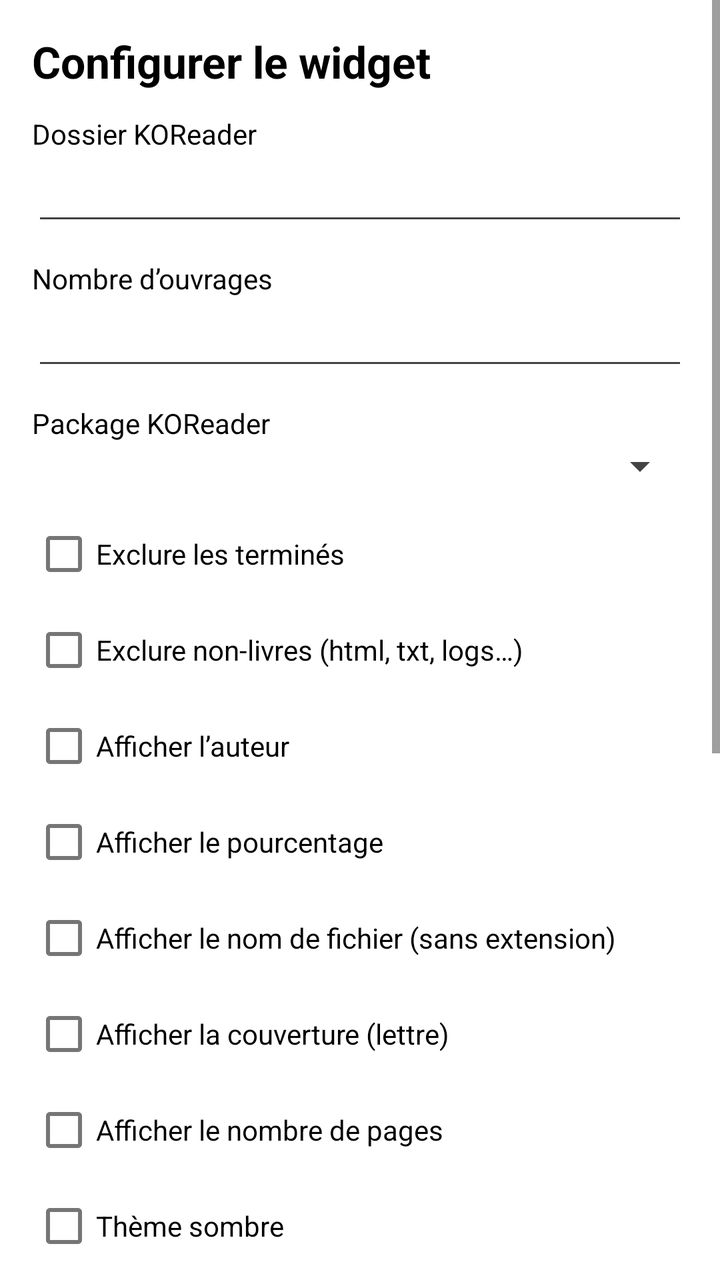
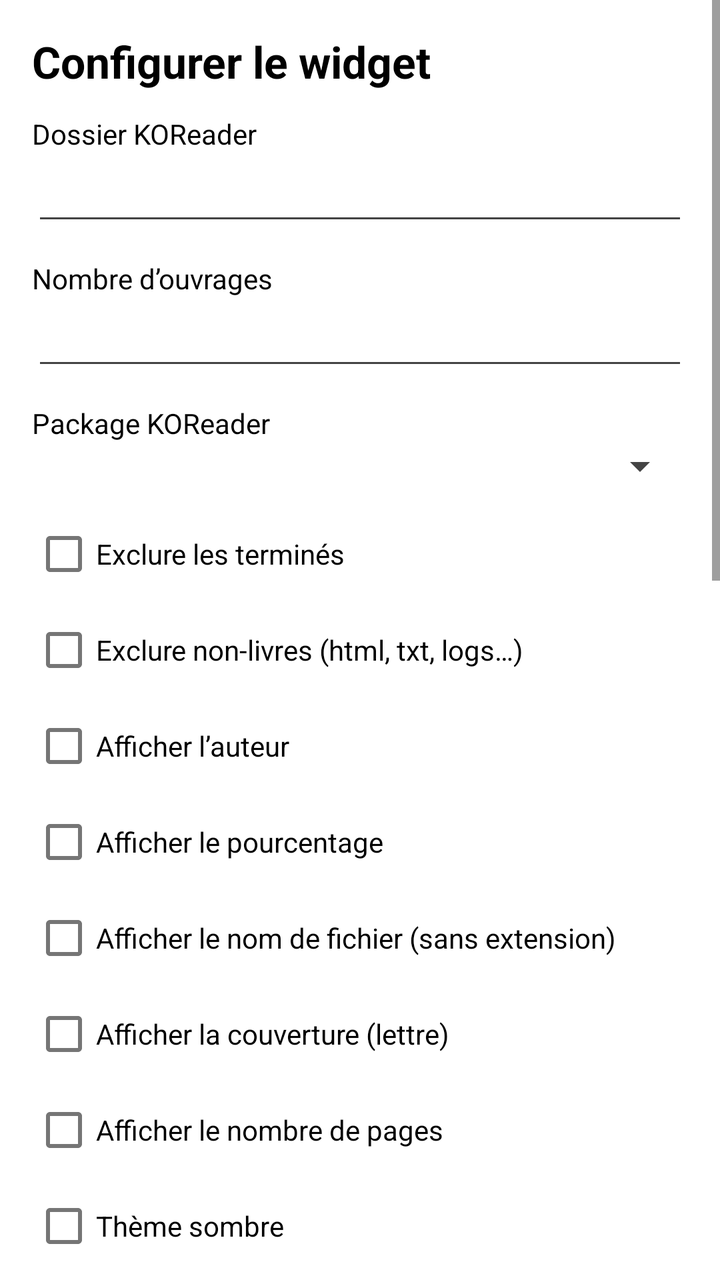

Screens rendered from an Android XML layout before and after an edit, with the pre-edit source and the edit as a unified diff.
<!-- AndroidManifest.xml: activity theme Theme.KOReaderHistory -->
<!-- res/layout/activity_widget_configure.xml -->
<?xml version="1.0" encoding="utf-8"?>
<ScrollView xmlns:android="http://schemas.android.com/apk/res/android"
    android:layout_width="match_parent"
    android:layout_height="match_parent"
    android:background="@color/eink_bg">

    <LinearLayout
        android:layout_width="match_parent"
        android:layout_height="wrap_content"
        android:orientation="vertical"
        android:padding="16dp">

        <TextView
            android:layout_width="match_parent"
            android:layout_height="wrap_content"
            android:text="@string/open_settings"
            android:textColor="@color/eink_fg"
            android:textSize="22sp"
            android:textStyle="bold" />

        <TextView
            android:layout_width="match_parent"
            android:layout_height="wrap_content"
            android:layout_marginTop="12dp"
            android:text="@string/koreader_path"
            android:textColor="@color/eink_fg" />

        <EditText
            android:id="@+id/input_path"
            android:layout_width="match_parent"
            android:layout_height="wrap_content"
            android:inputType="textUri"
            android:textColor="@color/eink_fg" />

        <TextView
            android:layout_width="match_parent"
            android:layout_height="wrap_content"
            android:layout_marginTop="12dp"
            android:text="@string/item_count"
            android:textColor="@color/eink_fg" />

        <EditText
            android:id="@+id/input_count"
            android:layout_width="match_parent"
            android:layout_height="wrap_content"
            android:inputType="number"
            android:textColor="@color/eink_fg" />

        <TextView
            android:layout_width="match_parent"
            android:layout_height="wrap_content"
            android:layout_marginTop="12dp"
            android:text="@string/koreader_package"
            android:textColor="@color/eink_fg" />

        <Spinner
            android:id="@+id/spinner_package"
            android:layout_width="match_parent"
            android:layout_height="wrap_content" />

        <CheckBox
            android:id="@+id/check_exclude_finished"
            android:layout_width="match_parent"
            android:layout_height="wrap_content"
            android:layout_marginTop="8dp"
            android:text="@string/exclude_finished"
            android:textColor="@color/eink_fg" />

        <CheckBox
            android:id="@+id/check_exclude_non_books"
            android:layout_width="match_parent"
            android:layout_height="wrap_content"
            android:text="@string/exclude_non_books"
            android:textColor="@color/eink_fg" />

        <CheckBox
            android:id="@+id/check_show_author"
            android:layout_width="match_parent"
            android:layout_height="wrap_content"
            android:text="@string/show_author"
            android:textColor="@color/eink_fg" />

        <CheckBox
            android:id="@+id/check_show_percent"
            android:layout_width="match_parent"
            android:layout_height="wrap_content"
            android:text="@string/show_percent"
            android:textColor="@color/eink_fg" />

        <CheckBox
            android:id="@+id/check_use_filename"
            android:layout_width="match_parent"
            android:layout_height="wrap_content"
            android:text="@string/use_filename_title"
            android:textColor="@color/eink_fg" />

        <CheckBox
            android:id="@+id/check_show_cover"
            android:layout_width="match_parent"
            android:layout_height="wrap_content"
            android:text="@string/show_cover_letter"
            android:textColor="@color/eink_fg" />

        <CheckBox
            android:id="@+id/check_show_pages"
            android:layout_width="match_parent"
            android:layout_height="wrap_content"
            android:text="@string/show_pages"
            android:textColor="@color/eink_fg" />

        <CheckBox
            android:id="@+id/check_dark"
            android:layout_width="match_parent"
            android:layout_height="wrap_content"
            android:text="@string/dark_theme"
            android:textColor="@color/eink_fg" />

        <CheckBox
            android:id="@+id/check_dock_enabled"
            android:layout_width="match_parent"
            android:layout_height="wrap_content"
            android:text="@string/dock_enabled"
            android:textColor="@color/eink_fg" />

        <CheckBox
            android:id="@+id/check_dock_top"
            android:layout_width="match_parent"
            android:layout_height="wrap_content"
            android:text="@string/dock_position_top"
            android:textColor="@color/eink_fg" />

        <CheckBox
            android:id="@+id/check_dock_border"
            android:layout_width="match_parent"
            android:layout_height="wrap_content"
            android:text="@string/dock_icon_border"
            android:textColor="@color/eink_fg" />

        <TextView
            android:layout_width="match_parent"
            android:layout_height="wrap_content"
            android:layout_marginTop="12dp"
            android:text="@string/dock_justify"
            android:textColor="@color/eink_fg" />

        <Spinner
            android:id="@+id/spinner_dock_justify"
            android:layout_width="match_parent"
            android:layout_height="wrap_content" />

        <TextView
            android:layout_width="match_parent"
            android:layout_height="wrap_content"
            android:layout_marginTop="12dp"
            android:text="@string/dock_icon_size"
            android:textColor="@color/eink_fg" />

        <Spinner
            android:id="@+id/spinner_dock_size"
            android:layout_width="match_parent"
            android:layout_height="wrap_content" />

        <com.google.android.material.button.MaterialButton
            android:id="@+id/btn_edit_dock"
            style="@style/EinkButton"
            android:layout_width="match_parent"
            android:layout_height="wrap_content"
            android:layout_marginTop="12dp"
            android:text="@string/edit_dock" />

        <com.google.android.material.button.MaterialButton
            android:id="@+id/btn_install_bridge"
            style="@style/EinkButton"
            android:layout_width="match_parent"
            android:layout_height="wrap_content"
            android:layout_marginTop="8dp"
            android:text="@string/install_bridge" />

        <com.google.android.material.button.MaterialButton
            android:id="@+id/btn_save"
            style="@style/EinkButton"
            android:layout_width="match_parent"
            android:layout_height="wrap_content"
            android:layout_marginTop="16dp"
            android:text="@string/apply_widget" />
    </LinearLayout>
</ScrollView>
<!-- resources referenced by this layout -->
<resources>
  <color name="eink_bg">#FFFFFF</color>
  <color name="eink_fg">#000000</color>
  <string name="apply_widget">Appliquer au widget</string>
  <string name="dark_theme">Thème sombre</string>
  <string name="dock_enabled">Afficher le dock du widget</string>
  <string name="dock_icon_border">Encadrer les icônes du dock</string>
  <string name="dock_icon_size">Taille des icônes du dock</string>
  <string name="dock_justify">Alignement du dock</string>
  <string name="dock_position_top">Dock en haut</string>
  <string name="edit_dock">Éditer le dock</string>
  <string name="exclude_finished">Exclure les terminés</string>
  <string name="exclude_non_books">Exclure non-livres (html, txt, logs…)</string>
  <string name="install_bridge">Installer le bridge KOReader</string>
  <string name="item_count">Nombre d’ouvrages</string>
  <string name="koreader_package">Package KOReader</string>
  <string name="koreader_path">Dossier KOReader</string>
  <string name="open_settings">Configurer le widget</string>
  <string name="show_author">Afficher l’auteur</string>
  <string name="show_cover_letter">Afficher la couverture (lettre)</string>
  <string name="show_pages">Afficher le nombre de pages</string>
  <string name="show_percent">Afficher le pourcentage</string>
  <string name="use_filename_title">Afficher le nom de fichier (sans extension)</string>
  <style name="EinkButton" parent="Widget.MaterialComponents.Button.OutlinedButton">
          <item name="android:textColor">@color/eink_fg</item>
          <item name="strokeColor">@color/eink_fg</item>
          <item name="rippleColor">@color/eink_muted</item>
      </style>
  <style name="Theme.KOReaderHistory" parent="Theme.MaterialComponents.Light.NoActionBar">
          <item name="colorPrimary">@color/eink_fg</item>
          <item name="colorPrimaryVariant">@color/eink_fg</item>
          <item name="colorOnPrimary">@color/eink_bg</item>
          <item name="colorSecondary">@color/eink_fg</item>
          <item name="android:statusBarColor">@color/eink_bg</item>
          <item name="android:navigationBarColor">@color/eink_bg</item>
          <item name="android:windowBackground">@color/eink_bg</item>
          <item name="android:textColorPrimary">@color/eink_fg</item>
          <item name="android:textColorSecondary">@color/eink_muted</item>
      </style>
  <color name="eink_muted">#444444</color>
</resources>

<!-- the commit's change to res/layout/activity_widget_configure.xml (unified diff, before → after) -->
@@ -115,6 +115,42 @@
             android:text="@string/dark_theme"
             android:textColor="@color/eink_fg" />
 
+        <TextView
+            android:layout_width="match_parent"
+            android:layout_height="wrap_content"
+            android:layout_marginTop="12dp"
+            android:text="@string/history_font_size"
+            android:textColor="@color/eink_fg" />
+
+        <Spinner
+            android:id="@+id/spinner_history_font"
+            android:layout_width="match_parent"
+            android:layout_height="wrap_content" />
+
+        <TextView
+            android:layout_width="match_parent"
+            android:layout_height="wrap_content"
+            android:layout_marginTop="12dp"
+            android:text="@string/widget_margin_top"
+            android:textColor="@color/eink_fg" />
+
+        <Spinner
+            android:id="@+id/spinner_widget_margin_top"
+            android:layout_width="match_parent"
+            android:layout_height="wrap_content" />
+
+        <TextView
+            android:layout_width="match_parent"
+            android:layout_height="wrap_content"
+            android:layout_marginTop="12dp"
+            android:text="@string/widget_margin_bottom"
+            android:textColor="@color/eink_fg" />
+
+        <Spinner
+            android:id="@+id/spinner_widget_margin_bottom"
+            android:layout_width="match_parent"
+            android:layout_height="wrap_content" />
+
         <CheckBox
             android:id="@+id/check_dock_enabled"
             android:layout_width="match_parent"
@@ -136,6 +172,13 @@
             android:text="@string/dock_icon_border"
             android:textColor="@color/eink_fg" />
 
+        <CheckBox
+            android:id="@+id/check_dock_show_labels"
+            android:layout_width="match_parent"
+            android:layout_height="wrap_content"
+            android:text="@string/dock_show_labels"
+            android:textColor="@color/eink_fg" />
+
         <TextView
             android:layout_width="match_parent"
             android:layout_height="wrap_content"
@@ -157,6 +200,30 @@
 
         <Spinner
             android:id="@+id/spinner_dock_size"
+            android:layout_width="match_parent"
+            android:layout_height="wrap_content" />
+
+        <TextView
+            android:layout_width="match_parent"
+            android:layout_height="wrap_content"
+            android:layout_marginTop="12dp"
+            android:text="@string/dock_margin_top"
+            android:textColor="@color/eink_fg" />
+
+        <Spinner
+            android:id="@+id/spinner_dock_margin_top"
+            android:layout_width="match_parent"
+            android:layout_height="wrap_content" />
+
+        <TextView
+            android:layout_width="match_parent"
+            android:layout_height="wrap_content"
+            android:layout_marginTop="12dp"
+            android:text="@string/dock_margin_bottom"
+            android:textColor="@color/eink_fg" />
+
+        <Spinner
+            android:id="@+id/spinner_dock_margin_bottom"
             android:layout_width="match_parent"
             android:layout_height="wrap_content" />
 
<!-- resource entries referenced after the edit -->
@@ -8,10 +8,14 @@
   <string name="dock_icon_border">Encadrer les icônes du dock</string>
   <string name="dock_icon_size">Taille des icônes du dock</string>
   <string name="dock_justify">Alignement du dock</string>
+  <string name="dock_margin_bottom">Marge en-dessous du dock</string>
+  <string name="dock_margin_top">Marge au-dessus du dock</string>
   <string name="dock_position_top">Dock en haut</string>
+  <string name="dock_show_labels">Afficher les noms sous le dock</string>
   <string name="edit_dock">Éditer le dock</string>
   <string name="exclude_finished">Exclure les terminés</string>
   <string name="exclude_non_books">Exclure non-livres (html, txt, logs…)</string>
+  <string name="history_font_size">Taille de police de l’historique</string>
   <string name="install_bridge">Installer le bridge KOReader</string>
   <string name="item_count">Nombre d’ouvrages</string>
   <string name="koreader_package">Package KOReader</string>
@@ -22,6 +26,8 @@
   <string name="show_pages">Afficher le nombre de pages</string>
   <string name="show_percent">Afficher le pourcentage</string>
   <string name="use_filename_title">Afficher le nom de fichier (sans extension)</string>
+  <string name="widget_margin_bottom">Marge bas du widget</string>
+  <string name="widget_margin_top">Marge haut du widget</string>
   <style name="EinkButton" parent="Widget.MaterialComponents.Button.OutlinedButton">
           <item name="android:textColor">@color/eink_fg</item>
           <item name="strokeColor">@color/eink_fg</item>
